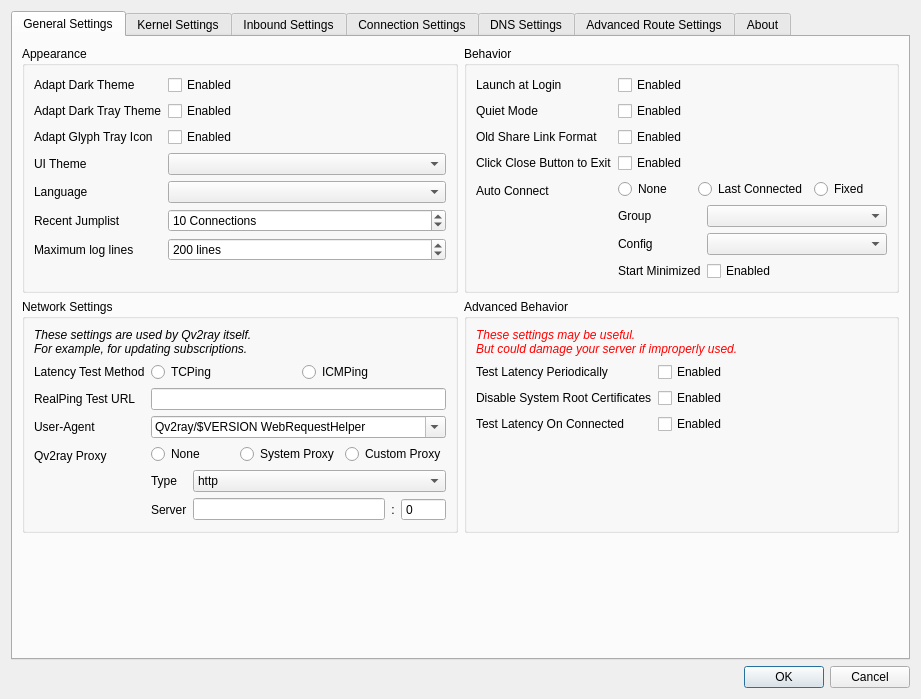
Before: the Qt Designer form src/ui/widgets/windows/w_PreferencesWindow.ui in Zhehao-w/Qv2ray-Z, drawn with Qt 5.
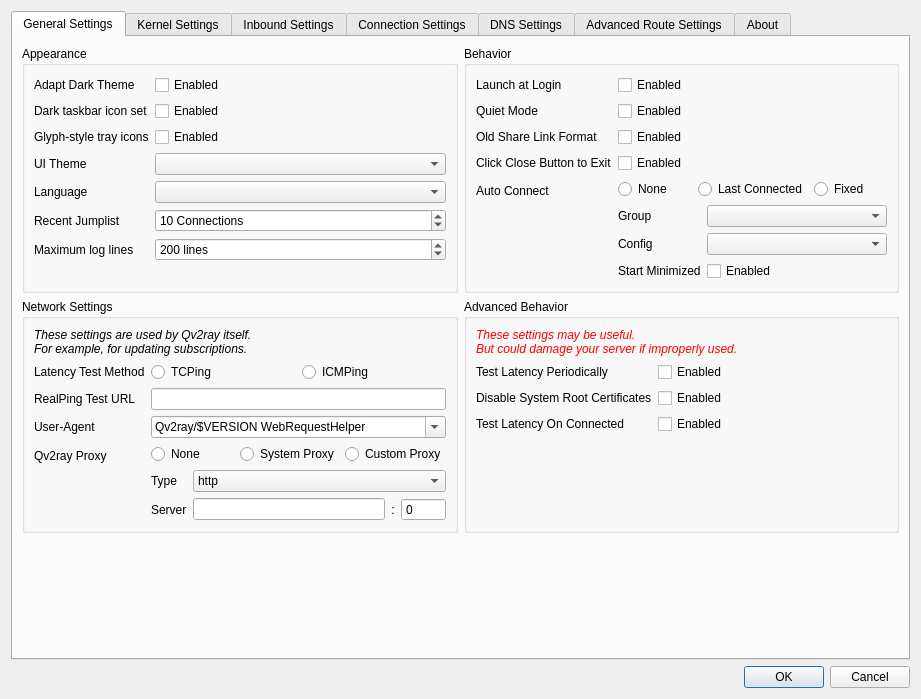
After: the same form once the commit is applied. Icons and pictures are not drawn.

```diff
--- a/src/ui/widgets/windows/w_PreferencesWindow.ui
+++ b/src/ui/widgets/windows/w_PreferencesWindow.ui
@@ -68,7 +68,7 @@
             <item row="1" column="0">
              <widget class="QLabel" name="label_36">
               <property name="text">
-               <string>Adapt Dark Tray Theme</string>
+               <string>Dark taskbar icon set</string>
               </property>
               <property name="textFormat">
                <enum>Qt::PlainText</enum>
@@ -192,7 +192,7 @@
             <item row="2" column="0">
              <widget class="QLabel" name="label_47">
               <property name="text">
-               <string>Adapt Glyph Tray Icon</string>
+               <string>Glyph-style tray icons</string>
               </property>
              </widget>
             </item>
```
